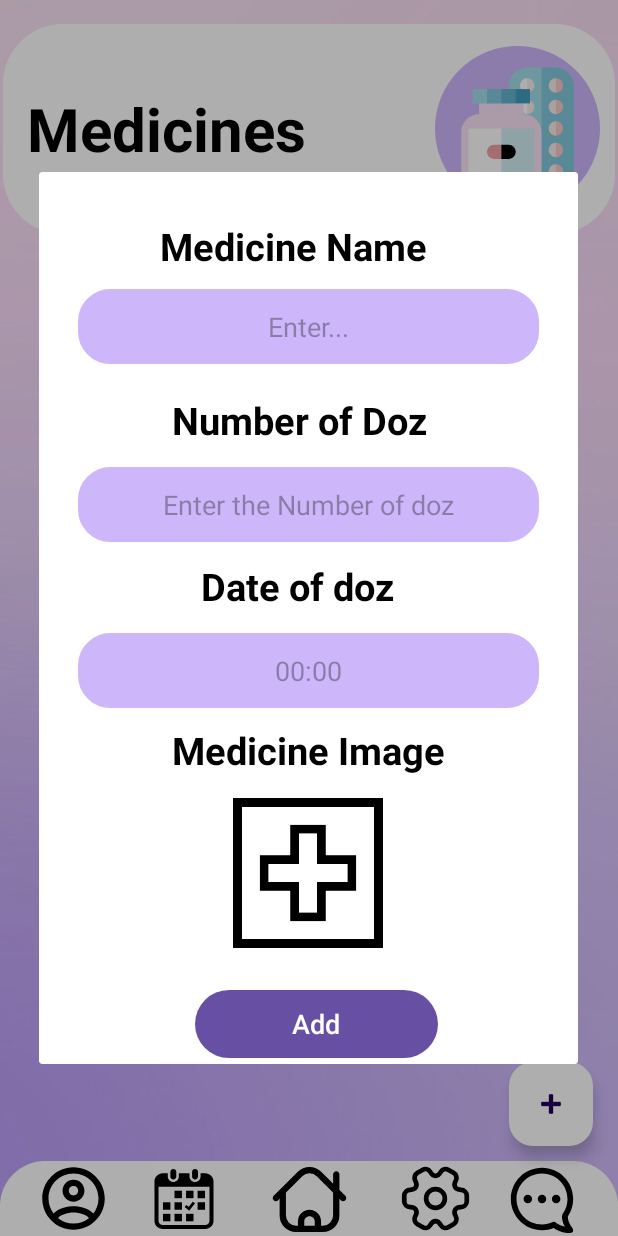
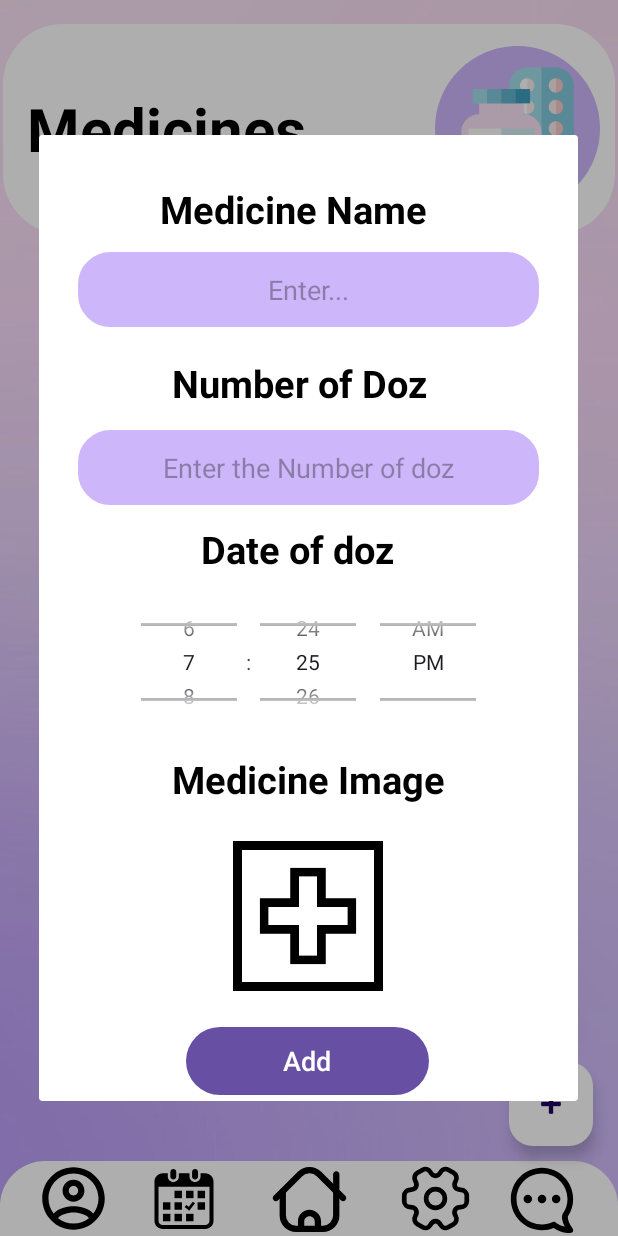
Before and after one commit to YaraMohamed12/Careplace, an Android app: the Medicine_List screen opened directly, with no data from a screen before it, after a tap on "Care Place", on a phone screen of 412 x 824 dp. Run offline under Robolectric (Android 15) with nearby library versions, the phone set to English and light mode, and no system bars; our stand-ins replace Firebase (no records; nobody signed in at launch, a user with empty details on screens opened directly).

Commit message:
finish the medicine remdiner

```diff
--- a/app/src/main/java/com/example/careplace/Medicine_List.kt
+++ b/app/src/main/java/com/example/careplace/Medicine_List.kt
@@ -1,11 +1,18 @@
 package com.example.careplace
 
 import android.annotation.SuppressLint
+import android.app.AlarmManager
+import android.app.NotificationChannel
+import android.app.NotificationManager
+import android.app.PendingIntent
+import android.content.Context
+import android.content.Intent
+import android.os.Build
 import android.os.Bundle
-import android.widget.AdapterView
 import android.widget.Button
 import android.widget.EditText
 import android.widget.ListView
+import android.widget.TimePicker
 import android.widget.Toast
 import androidx.appcompat.app.AlertDialog
 import androidx.appcompat.app.AppCompatActivity
@@ -16,7 +23,9 @@ import com.google.firebase.database.DatabaseError
 import com.google.firebase.database.DatabaseReference
 import com.google.firebase.database.FirebaseDatabase
 import com.google.firebase.database.ValueEventListener
-
+import java.text.SimpleDateFormat
+import java.util.Calendar
+import java.util.Locale
 
 
 class Medicine_List : AppCompatActivity() {
@@ -24,6 +33,9 @@ class Medicine_List : AppCompatActivity() {
     private lateinit var mAuth: FirebaseAuth
     private lateinit var medicineList: ArrayList<MedicineData>
     private lateinit var listViewMedicine: ListView
+    private lateinit var alarmManager: AlarmManager
+    private lateinit var pendingIntent: PendingIntent
+
 
     @SuppressLint("MissingInflatedId")
     override fun onCreate(savedInstanceState: Bundle?) {
@@ -36,11 +48,16 @@ class Medicine_List : AppCompatActivity() {
         floatBtnDialog()
         val medicineAdapter = MedicineAdpater(this@Medicine_List, medicineList)
         listViewMedicine.adapter = medicineAdapter
+        createNotificationChannel()
+
 
 
 
     }
 
+
+
+    @SuppressLint("MissingInflatedId", "SuspiciousIndentation")
     private fun floatBtnDialog() {
         val myFlotbtn = findViewById<FloatingActionButton>(R.id.myFloatButton)
         myFlotbtn.setOnClickListener {
@@ -49,15 +66,20 @@ class Medicine_List : AppCompatActivity() {
             myDialogBuilder.setView(view)
             val alertDialog = myDialogBuilder.create()
             alertDialog.show()
+            val medicinepicker = view.findViewById<TimePicker>(R.id.timePicker)
+            val medicineName = view.findViewById<EditText>(R.id.doz_name_dialog1)
+            val medicineNo = view.findViewById<EditText>(R.id.doz_no_dialog1)
+            val medicineBtn = view.findViewById<Button>(R.id.btnadd)
 
-            val medicineName = view.findViewById<EditText>(R.id.doz_name_dialog2)
-            val medicineDate = view.findViewById<EditText>(R.id.doz_time_dialog2)
-            val medicineNo = view.findViewById<EditText>(R.id.doz_no_dialog2)
-            val medicineBtn = view.findViewById<Button>(R.id.btnadd)
+              calculateTimeDifferenceInSeconds(medicinepicker)
+            val intent = Intent(this, MyBroadcastReciver::class.java)
+            pendingIntent = PendingIntent.getBroadcast(this, 224, intent,
+                PendingIntent.FLAG_UPDATE_CURRENT or PendingIntent.FLAG_IMMUTABLE
+            )
 
             medicineBtn.setOnClickListener {
                 val name = medicineName.text.toString()
-                val time = medicineDate.text.toString()
+                val time = formatTimeToString(medicinepicker)
                 val doz = medicineNo.text.toString()
 
                 if (time.isNotEmpty() && name.isNotEmpty() && doz.isNotEmpty()) {
@@ -74,7 +96,17 @@ class Medicine_List : AppCompatActivity() {
                 } else {
                     Toast.makeText(this, "Enter Name, Time, and Dose of Medicine", Toast.LENGTH_SHORT).show()
                 }
+                alarmManager = getSystemService(Context.ALARM_SERVICE) as AlarmManager
+                alarmManager.set(
+                    AlarmManager.RTC_WAKEUP,
+                    System.currentTimeMillis() + calculateTimeDifferenceInSeconds(medicinepicker) * 1000,
+                    pendingIntent)
+                Toast.makeText(this, "Alarming is set ${calculateTimeDifferenceInSeconds(medicinepicker)} Seconds", Toast.LENGTH_SHORT).show()
+
             }
+
+
+
         }
     }
 
@@ -96,4 +128,62 @@ class Medicine_List : AppCompatActivity() {
             }
         })
     }
+    fun formatTimeToString(timePicker: TimePicker): String {
+        val hour = timePicker.hour
+        val minute = timePicker.minute
+
+        // Create a Calendar instance to hold the selected time
+        val calendar = Calendar.getInstance()
+        calendar.set(Calendar.HOUR_OF_DAY, hour)
+        calendar.set(Calendar.MINUTE, minute)
+
+        // Create a date format (e.g., "hh:mm a" for 12-hour format with AM/PM)
+        val dateFormat = SimpleDateFormat("hh:mm a", Locale.getDefault())
+
+        // Format the time using the SimpleDateFormat
+        return dateFormat.format(calendar.time)
+    }
+    private fun createNotificationChannel() {
+        if (Build.VERSION.SDK_INT >= Build.VERSION_CODES.O) {
+            val channelId = "your_channel_id"
+            val channelName = "Your Channel Name"
+            val channelDescription = "Your Channel Description"
+            val importance = NotificationManager.IMPORTANCE_DEFAULT
+
+            val channel = NotificationChannel(channelId, channelName, importance).apply {
+                description = channelDescription
+            }
+
+            val notificationManager: NotificationManager =
+                getSystemService(Context.NOTIFICATION_SERVICE) as NotificationManager
+
+            notificationManager.createNotificationChannel(channel)
+        }
+    }
+
+
+    private fun calculateTimeDifferenceInSeconds(timePicker: TimePicker) : Long {
+        // Get the selected hour and minute from the TimePicker
+        val hour = timePicker.hour
+        val minute = timePicker.minute
+
+        // Create a Calendar instance and set it to the selected time
+        val selectedCalendar = Calendar.getInstance()
+        selectedCalendar.set(Calendar.HOUR_OF_DAY, hour)
+        selectedCalendar.set(Calendar.MINUTE, minute)
+        selectedCalendar.set(Calendar.SECOND, 0) // Set seconds to 0 for precision
+
+        // Get current time
+        val currentCalendar = Calendar.getInstance()
+
+        // Calculate the difference in milliseconds between selected time and current time
+        val differenceInMillis = selectedCalendar.timeInMillis - currentCalendar.timeInMillis
+
+        // Update the TextView with the calculated time difference in milliseconds
+
+        return differenceInMillis / 1000
+    }
+
+
+
 }
--- a/app/src/main/res/layout/activity_medicine_list.xml
+++ b/app/src/main/res/layout/activity_medicine_list.xml
@@ -15,6 +15,7 @@
         android:layout_marginTop="16dp"
        android:layout_marginStart="2dp"
         android:layout_marginEnd="2dp"
+        android:layout_marginBottom="8dp"
         android:layout_gravity="center"
         android:background="@drawable/sqarue"
         app:layout_constraintEnd_toEndOf="parent"
@@ -64,6 +65,7 @@
         app:srcCompat="@android:drawable/ic_input_add" />
 
     <ListView
+        android:layout_marginTop="16dp"
         android:id="@+id/medcinelistview"
         android:layout_width="409dp"
         android:layout_height="666dp"
--- a/app/src/main/res/layout/medcineupdele.xml
+++ b/app/src/main/res/layout/medcineupdele.xml
@@ -3,8 +3,10 @@
     xmlns:app="http://schemas.android.com/apk/res-auto"
     xmlns:tools="http://schemas.android.com/tools"
     android:layout_width="match_parent"
-    android:background="@color/white"
-    android:layout_height="620dp">
+  android:background="@drawable/sqarue"
+    android:layout_height="wrap_content"
+
+    >
 
     <EditText
         android:id="@+id/doz_name_dialog2"
--- a/app/src/main/res/layout/medicine_dialog.xml
+++ b/app/src/main/res/layout/medicine_dialog.xml
@@ -4,12 +4,12 @@
     xmlns:tools="http://schemas.android.com/tools"
     android:layout_width="match_parent"
     android:background="@drawable/btn_style"
-    android:layout_height="620dp"
+    android:layout_height="wrap_content"
     android:gravity="center"
     >
 
     <EditText
-        android:id="@+id/doz_name_dialog2"
+        android:id="@+id/doz_name_dialog1"
         android:layout_width="match_parent"
         android:layout_height="50dp"
         android:layout_marginStart="26dp"
@@ -38,10 +38,10 @@
         app:layout_constraintTop_toTopOf="parent" />
 
     <TextView
-        android:id="@+id/textView17"
+        android:id="@+id/image_text"
         android:layout_width="wrap_content"
         android:layout_height="wrap_content"
-        android:layout_marginTop="368dp"
+        android:layout_marginTop="412dp"
         android:text="Medicine Image"
         android:textColor="@color/black"
         android:textSize="25sp"
@@ -63,12 +63,12 @@
         app:layout_constraintEnd_toEndOf="parent"
         app:layout_constraintHorizontal_bias="0.432"
         app:layout_constraintStart_toStartOf="parent"
-        app:layout_constraintTop_toBottomOf="@id/doz_name_dialog2">
+        app:layout_constraintTop_toBottomOf="@id/doz_name_dialog1">
 
     </TextView>
 
     <EditText
-        android:id="@+id/doz_no_dialog2"
+        android:id="@+id/doz_no_dialog1"
         android:layout_width="match_parent"
         android:layout_height="50dp"
         android:layout_marginTop="14dp"
@@ -95,46 +95,44 @@
         app:layout_constraintEnd_toEndOf="parent"
         app:layout_constraintHorizontal_bias="0.44"
         app:layout_constraintStart_toStartOf="parent"
-        app:layout_constraintTop_toBottomOf="@id/doz_no_dialog2" />
+        app:layout_constraintTop_toBottomOf="@id/doz_no_dialog1" />
 
-    <EditText
-        android:id="@+id/doz_time_dialog2"
-        android:layout_width="match_parent"
-        android:layout_height="50dp"
-        android:layout_marginTop="14dp"
-        android:layout_marginEnd="26dp"
-        android:layout_marginStart="26dp"
-        android:layout_weight="80"
-        android:background="@drawable/message_bg"
-        android:backgroundTint="@color/purple"
-        android:hint="00:00"
-        android:gravity="center"
-        app:layout_constraintEnd_toEndOf="parent"
-        app:layout_constraintTop_toBottomOf="@id/timedoz" />
 
     <ImageView
-        android:id="@+id/ulpoadimg2"
+        android:id="@+id/ulpoadimg1"
         android:layout_width="100dp"
         android:layout_height="100dp"
-        android:layout_marginTop="60dp"
+        android:layout_marginTop="24dp"
         android:src="@drawable/imginsert2"
         app:layout_constraintEnd_toEndOf="parent"
         app:layout_constraintHorizontal_bias="0.498"
         app:layout_constraintStart_toStartOf="parent"
-        app:layout_constraintTop_toBottomOf="@+id/doz_time_dialog2" />
+        app:layout_constraintTop_toBottomOf="@+id/image_text" />
 
     <Button
 
         android:id="@+id/btnadd"
         android:layout_width="162dp"
         android:layout_height="53dp"
-        android:layout_marginTop="24dp"
+        android:layout_marginTop="20dp"
         android:text="Add"
         android:textSize="18dp"
         app:layout_constraintEnd_toEndOf="parent"
-        app:layout_constraintHorizontal_bias="0.526"
+        app:layout_constraintHorizontal_bias="0.497"
         app:layout_constraintStart_toStartOf="parent"
-        app:layout_constraintTop_toBottomOf="@id/ulpoadimg2" />
+        app:layout_constraintTop_toBottomOf="@id/ulpoadimg1" />
+
+    <TimePicker
+        android:id="@+id/timePicker"
+        android:layout_width="wrap_content"
+        android:layout_height="100dp"
+        android:layout_alignParentStart="true"
+        android:layout_alignParentTop="true"
+        android:layout_marginTop="8dp"
+        android:timePickerMode="spinner"
+        app:layout_constraintEnd_toEndOf="parent"
+        app:layout_constraintStart_toStartOf="parent"
+        app:layout_constraintTop_toBottomOf="@id/timedoz" />
 
 
 </androidx.constraintlayout.widget.ConstraintLayout>
```
Also changed, not shown: app/src/main/AndroidManifest.xml (+23 -3 lines), app/src/main/java/com/example/careplace/AlarmingScreen.kt (added, +29 -0 lines), app/src/main/java/com/example/careplace/MedicineAdpater.kt (+56 -5 lines), app/src/main/java/com/example/careplace/MyBroadcastReciver.kt (added, +66 -0 lines), app/src/main/java/com/example/careplace/Patient_Home_Screen.kt (+39 -0 lines), app/src/main/res/layout/activity_alarming_screen.xml (added, +49 -0 lines), app/src/main/res/layout/medicine_card.xml (+2 -12 lines), app/src/main/res/drawable/ic_notification.png (added), 1 other file.
